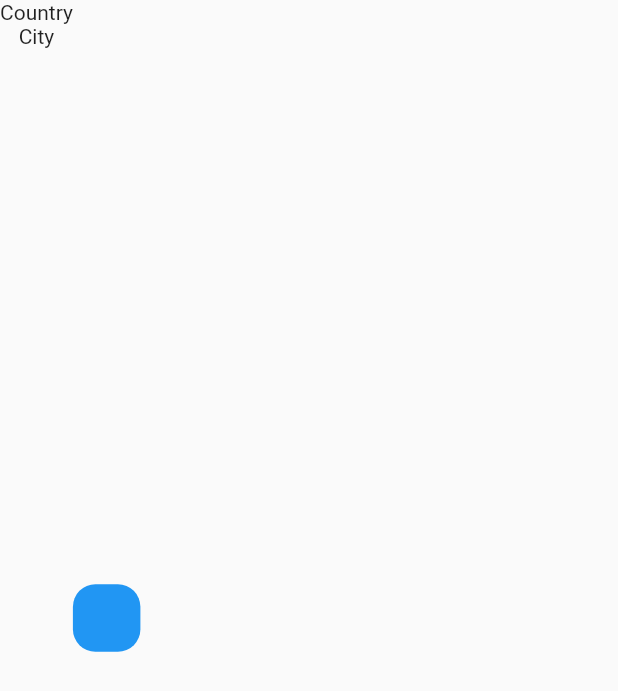
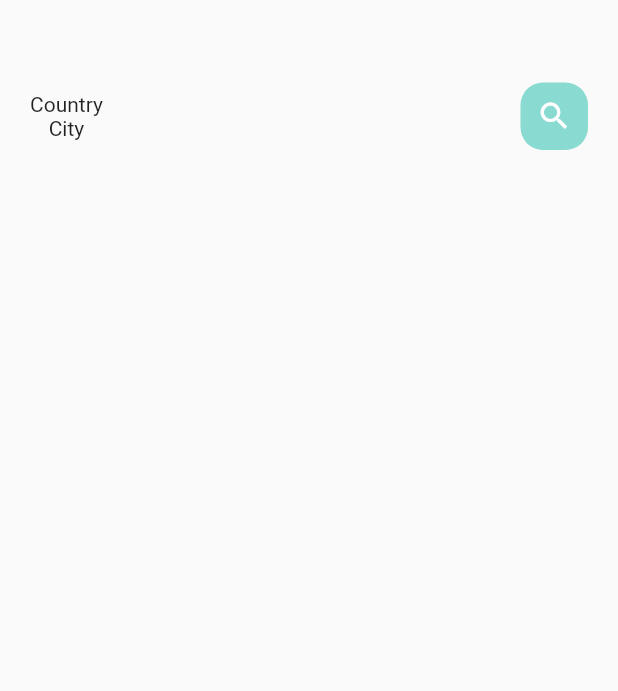
Before and after one commit to jsifuen711/Flutterbanana, a Flutter app: the MainFoodPage screen opened directly, on a phone screen of 412 x 824 dp. Shown: the top 691 px of the screen. Run offline on Flutter 3.47's test engine with Material 2 defaults, Android fonts, the phone set to English and light mode, and no system bars; our stand-ins replace firebase_auth, firebase_core; accounts and stored records are empty.

Commit message:
New Update
Added utils folder for app main colors. Also added top navigation bar

```diff
--- a/app_1/lib/home/main.food.page.dart
+++ b/app_1/lib/home/main.food.page.dart
@@ -1,5 +1,7 @@
 import 'package:flutter/cupertino.dart';
 import 'package:flutter/material.dart';
+
+import '../utils/colors.dart';
 
 class MainFoodPage extends StatefulWidget {
   const MainFoodPage({Key? key}) : super(key: key);
@@ -12,9 +14,14 @@ class _MainFoodPageState extends State<MainFoodPage> {
   @override
   Widget build(BuildContext context) {
     return Scaffold(
-      body: Container(
+      body: Column(
+        children: [
+          Container(
             child: Container(
+              margin: EdgeInsets.only(top: 55, bottom: 15),
+              padding: EdgeInsets.only(left: 20, right: 20),
               child: Row(
+                mainAxisAlignment: MainAxisAlignment.spaceBetween,
                 children: [
                   Column(
                     children: [
@@ -22,17 +29,26 @@ class _MainFoodPageState extends State<MainFoodPage> {
                       Text("City"),
                     ],
                   ),
-              Container(
+                  Center(
+                    child: Container(
                       width: 45,
                       height: 45,
+                      child: Icon(
+                        Icons.search,
+                        color: Colors.white,
+                      ),
                       decoration: BoxDecoration(
                         borderRadius: BorderRadius.circular(15.0),
-                  color: Colors.blue,
+                        //color: Color.fromARGB(255, 33, 229, 243),
+                        color: AppColors.mainColor,
+                      ),
                     ),
                   )
                 ],
               ),
             ),
+          )
+        ],
       ),
     );
   }
--- /dev/null
+++ b/app_1/lib/utils/colors.dart
@@ -0,0 +1,16 @@
+import 'dart:ui';
+
+class AppColors {
+  static const Color textColor = Color(0xFFccc7c5);
+  static const Color mainColor = const Color(0xFF89dad0);
+  //static final Color mainColor = const Color(0xFFfa7552);
+  static final Color iconColor1 = const Color(0xFFffd28d);
+  static final Color iconColor2 = const Color(0xFFfcab88);
+  static final Color paraColor = const Color(0xFF8f837f);
+  static final Color buttonBackgroundColor = const Color(0xFFf7f6f4);
+  static final Color signColor = const Color(0xFFa9a29f);
+  static final Color titleColor = const Color(0xFF5c524f);
+  static final Color mainBlackColor = const Color(0xFF332d2b);
+  //static final Color yellowColor = const Color(0xFFfa7552);
+  static final Color yellowColor = const Color(0xFFffd379);
+}
```
Lines whose indentation alone changed are shown as unchanged.
